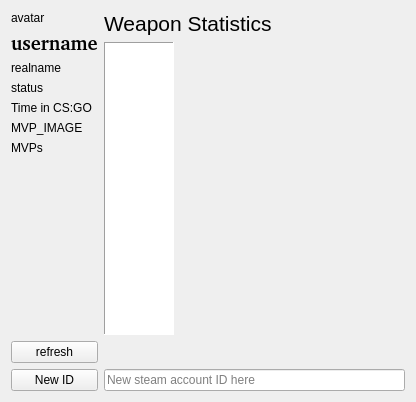
Qt form stats_display_window.ui (daniel-Jones/CS-GO-Qt-C-Statistics) before a commit.
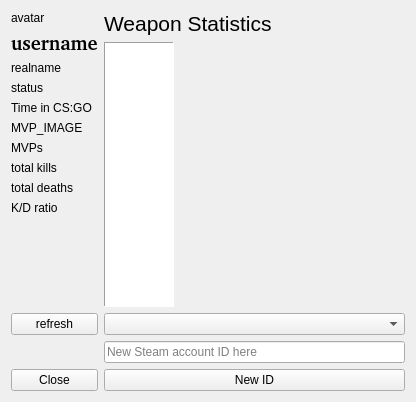
The same form after that commit.

Commit message: Added the ability to select users from file - see source code for file example. you can dynamically refresh the stats and info to any person on the list/with a new ID. Added weapon icons from the games iconlibs.swf file; the images were ugly. added a few new stats etc

Diff of the .ui file:
```diff
--- a/stats_display_window.ui
+++ b/stats_display_window.ui
@@ -24,13 +24,30 @@
      </property>
     </widget>
    </item>
-   <item row="4" column="1">
+   <item row="6" column="1">
     <widget class="QLineEdit" name="new_steam_id">
      <property name="placeholderText">
-      <string>New steam account ID here</string>
+      <string>New Steam account ID here</string>
      </property>
     </widget>
    </item>
+   <item row="7" column="0">
+    <widget class="QPushButton" name="close_button">
+     <property name="text">
+      <string>Close</string>
+     </property>
+    </widget>
+   </item>
+   <item row="7" column="1">
+    <widget class="QPushButton" name="new_id_button">
+     <property name="text">
+      <string>New ID</string>
+     </property>
+    </widget>
+   </item>
+   <item row="1" column="1">
+    <widget class="QComboBox" name="users_dropdown"/>
+   </item>
    <item row="0" column="0">
     <layout class="QFormLayout" name="stats_layout">
      <item row="0" column="0">
@@ -69,13 +86,6 @@
        </property>
       </widget>
      </item>
-     <item row="5" column="0">
-      <widget class="QLabel" name="mvp_label">
-       <property name="text">
-        <string>MVP_IMAGE</string>
-       </property>
-      </widget>
-     </item>
      <item row="4" column="0">
       <widget class="QLabel" name="time_in_label">
        <property name="text">
@@ -90,6 +100,34 @@
        </property>
       </widget>
      </item>
+     <item row="7" column="0">
+      <widget class="QLabel" name="total_kills_label">
+       <property name="text">
+        <string>total kills</string>
+       </property>
+      </widget>
+     </item>
+     <item row="8" column="0">
+      <widget class="QLabel" name="total_deaths_label">
+       <property name="text">
+        <string>total deaths</string>
+       </property>
+      </widget>
+     </item>
+     <item row="9" column="0">
+      <widget class="QLabel" name="kd_ratio_label">
+       <property name="text">
+        <string>K/D ratio</string>
+       </property>
+      </widget>
+     </item>
+     <item row="5" column="0">
+      <widget class="QLabel" name="mvp_label">
+       <property name="text">
+        <string>MVP_IMAGE</string>
+       </property>
+      </widget>
+     </item>
     </layout>
    </item>
    <item row="0" column="1">
@@ -165,13 +203,6 @@
      </item>
     </layout>
    </item>
-   <item row="4" column="0">
-    <widget class="QPushButton" name="new_id_button">
-     <property name="text">
-      <string>New ID</string>
-     </property>
-    </widget>
-   </item>
   </layout>
  </widget>
  <resources/>
```
Left out of the diff: 19 changed lines with no effect on the pictures. The commit also changes 92 other files.
